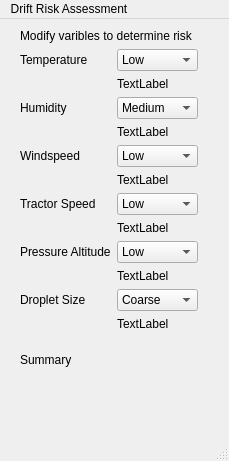
Old version of the form driftassessment.ui in the repository joshuagudgel/drift-risk-assessment.
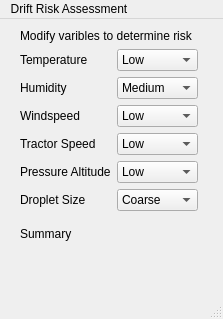
New version of the form.

Commit message: Update Risk Evaluation scale

The edit to the form file:
```diff
--- a/driftassessment.ui
+++ b/driftassessment.ui
@@ -6,8 +6,8 @@
    <rect>
     <x>0</x>
     <y>0</y>
-    <width>229</width>
-    <height>461</height>
+    <width>223</width>
+    <height>319</height>
    </rect>
   </property>
   <property name="windowTitle">
@@ -20,7 +20,7 @@
       <x>20</x>
       <y>10</y>
       <width>178</width>
-      <height>354</height>
+      <height>222</height>
      </rect>
     </property>
     <layout class="QVBoxLayout" name="verticalLayout">
@@ -59,21 +59,14 @@
          </item>
         </widget>
        </item>
-       <item row="2" column="1">
-        <widget class="QLabel" name="tempStatusLabel">
-         <property name="text">
-          <string>TextLabel</string>
-         </property>
-        </widget>
-       </item>
-       <item row="3" column="0">
+       <item row="2" column="0">
         <widget class="QLabel" name="humidityLabel">
          <property name="text">
           <string>Humidity</string>
          </property>
         </widget>
        </item>
-       <item row="3" column="1">
+       <item row="2" column="1">
         <widget class="QComboBox" name="humComboBox">
          <item>
           <property name="text">
@@ -92,21 +85,14 @@
          </item>
         </widget>
        </item>
-       <item row="4" column="1">
-        <widget class="QLabel" name="humStatusLabel">
-         <property name="text">
-          <string>TextLabel</string>
-         </property>
-        </widget>
-       </item>
-       <item row="5" column="0">
+       <item row="3" column="0">
         <widget class="QLabel" name="windLabel">
          <property name="text">
           <string>Windspeed</string>
          </property>
         </widget>
        </item>
-       <item row="5" column="1">
+       <item row="3" column="1">
         <widget class="QComboBox" name="windComboBox">
          <item>
           <property name="text">
@@ -125,21 +111,14 @@
          </item>
         </widget>
        </item>
-       <item row="6" column="1">
-        <widget class="QLabel" name="windStatusLabel">
-         <property name="text">
-          <string>TextLabel</string>
-         </property>
-        </widget>
-       </item>
-       <item row="7" column="0">
+       <item row="4" column="0">
         <widget class="QLabel" name="tractorSpeedLabel">
          <property name="text">
           <string>Tractor Speed</string>
          </property>
         </widget>
        </item>
-       <item row="7" column="1">
+       <item row="4" column="1">
         <widget class="QComboBox" name="tractorSpeedComboBox">
          <item>
           <property name="text">
@@ -158,21 +137,14 @@
          </item>
         </widget>
        </item>
-       <item row="8" column="1">
-        <widget class="QLabel" name="tractorSpeedStatusLabel">
-         <property name="text">
-          <string>TextLabel</string>
-         </property>
-        </widget>
-       </item>
-       <item row="9" column="0">
+       <item row="5" column="0">
         <widget class="QLabel" name="pressAltLabel">
          <property name="text">
           <string>Pressure Altitude</string>
          </property>
         </widget>
        </item>
-       <item row="9" column="1">
+       <item row="5" column="1">
         <widget class="QComboBox" name="pressAltComboBox">
          <item>
           <property name="text">
@@ -191,21 +163,14 @@
          </item>
         </widget>
        </item>
-       <item row="10" column="1">
-        <widget class="QLabel" name="pressAltStatusLabel">
-         <property name="text">
-          <string>TextLabel</string>
-         </property>
-        </widget>
-       </item>
-       <item row="11" column="0">
+       <item row="6" column="0">
         <widget class="QLabel" name="dropletSizeLabel">
          <property name="text">
           <string>Droplet Size</string>
          </property>
         </widget>
        </item>
-       <item row="11" column="1">
+       <item row="6" column="1">
         <widget class="QComboBox" name="dropletComboBox">
          <item>
           <property name="text">
@@ -224,13 +189,6 @@
          </item>
         </widget>
        </item>
-       <item row="12" column="1">
-        <widget class="QLabel" name="dropletStatusLabel">
-         <property name="text">
-          <string>TextLabel</string>
-         </property>
-        </widget>
-       </item>
       </layout>
      </item>
      <item>
@@ -248,7 +206,7 @@
     <rect>
      <x>0</x>
      <y>0</y>
-     <width>229</width>
+     <width>223</width>
      <height>21</height>
     </rect>
    </property>
```
The commit also changes 2 other files.
